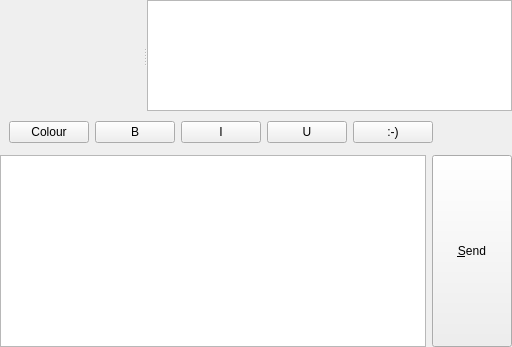
KDE/ktp-text-ui, file lib/chat-widget.ui: the form before one commit.
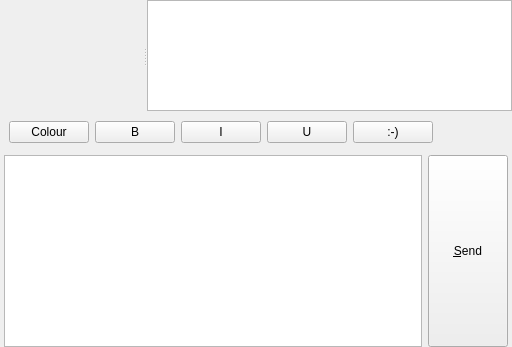
The form after the commit. Custom widgets are drawn as their Qt base class.

Commit message:
Fix bug 265702 : Inconsistent padding on "send" button
Personally tested and reviewed the code. Adds correct padding on right and left of the "send" button

```diff
--- a/lib/chat-widget.ui
+++ b/lib/chat-widget.ui
@@ -122,6 +122,12 @@
    </item>
    <item>
     <layout class="QHBoxLayout" name="horizontalLayout">
+       <property name="leftMargin">
+           <number>4</number>
+       </property>
+       <property name="rightMargin">
+           <number>4</number>
+       </property>
      <item>
       <widget class="ChatTextEdit" name="sendMessageBox">
        <property name="sizePolicy">
```
